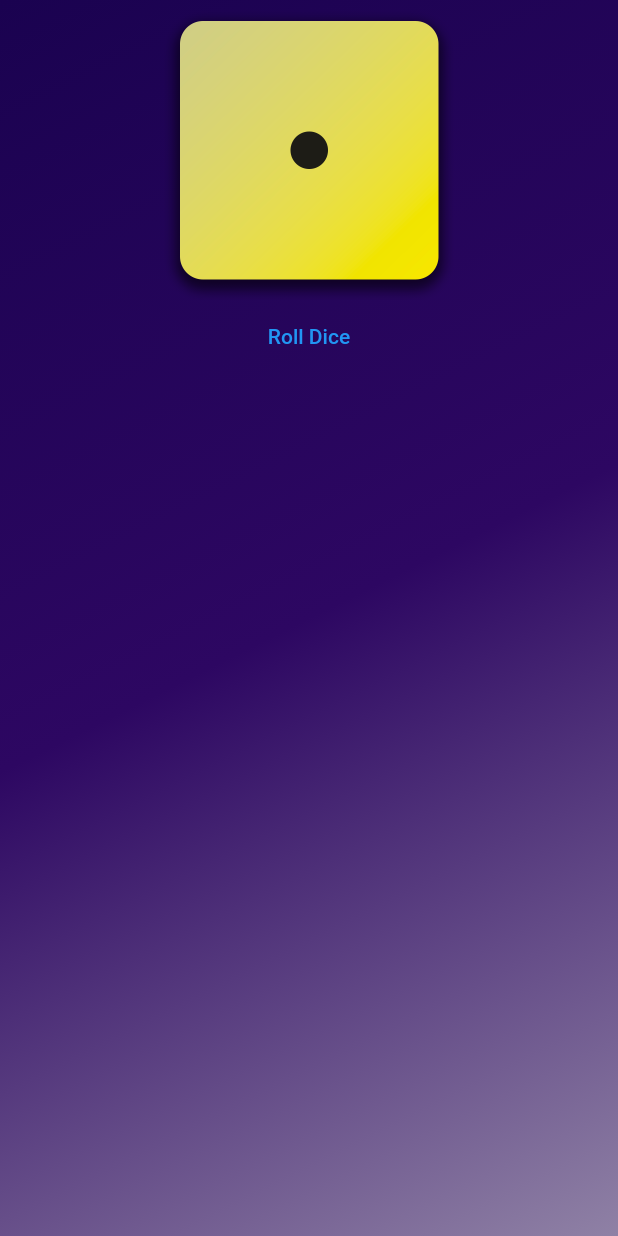
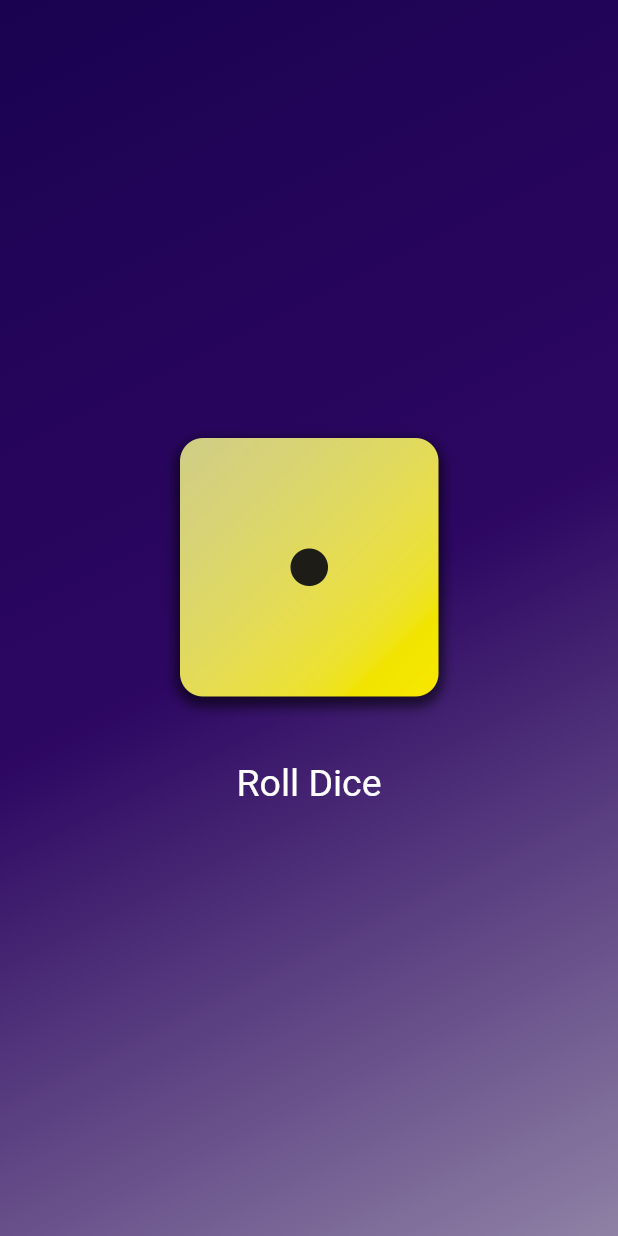
Before and after one commit to Mahmoud-Emad/flutter-journey, a Flutter app: the screen it shows after launch, on a phone screen of 412 x 824 dp. Run offline on Flutter 3.47's test engine with Material 2 defaults, Android fonts, the phone set to English and light mode, and no system bars.

Commit message:
Styling buttons & working with padding.

```diff
--- a/projects/project1/lib/gradient_container.dart
+++ b/projects/project1/lib/gradient_container.dart
@@ -25,12 +25,20 @@ class GradientContainer extends StatelessWidget {
       ),
       child: Center(
         child: Column(
+          mainAxisSize: MainAxisSize.min,
           children: [
             Image.asset(
               "assets/images/dice-1.png",
               width: 200,
             ),
+            const SizedBox(height: 20),
             TextButton(
+              style: TextButton.styleFrom(
+                foregroundColor: Colors.white,
+                textStyle: const TextStyle(
+                  fontSize: 25,
+                ),
+              ),
               onPressed: rollDice,
               child: const Text("Roll Dice"),
             )
```
